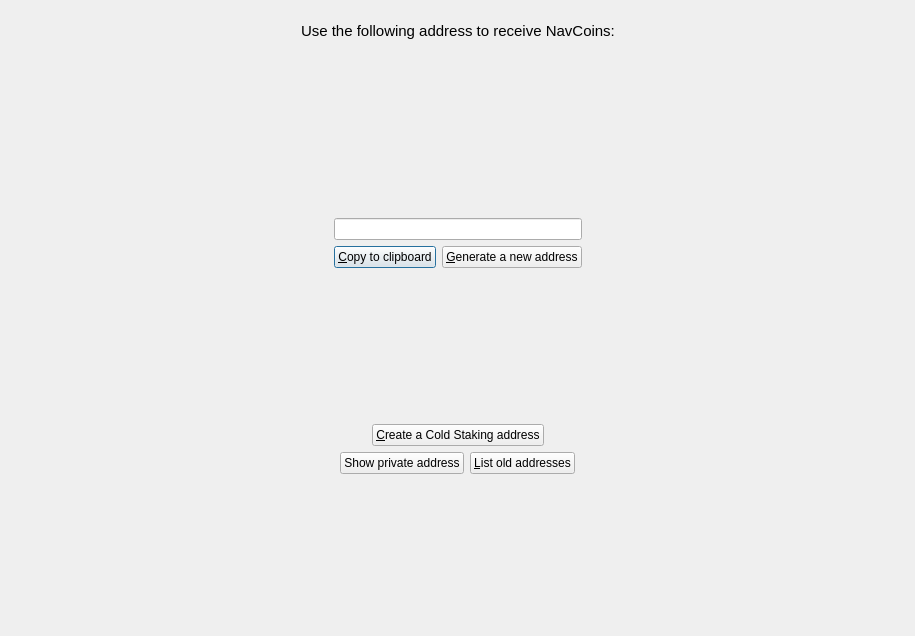
Old version of the form src/qt/forms/getaddresstoreceive.ui in the repository navcoin/navcoin-core.
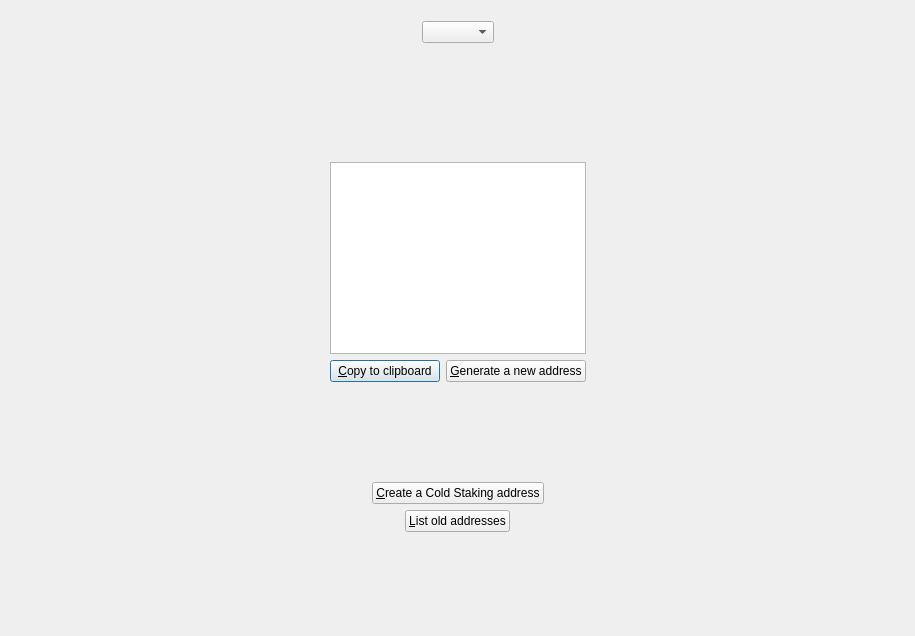
New version of the form. Custom widgets are drawn as their Qt base class.

```diff
--- a/src/qt/forms/getaddresstoreceive.ui
+++ b/src/qt/forms/getaddresstoreceive.ui
@@ -60,16 +60,7 @@
         </spacer>
        </item>
        <item>
-        <widget class="QLabel" name="label">
-         <property name="font">
-          <font>
-           <pointsize>11</pointsize>
-          </font>
-         </property>
-         <property name="text">
-          <string>Use the following address to receive NavCoins:</string>
-         </property>
-        </widget>
+        <widget class="QComboBox" name="typeBox"/>
        </item>
        <item>
         <spacer name="horizontalSpacer_2">
@@ -151,10 +142,7 @@
             </widget>
            </item>
            <item>
-            <widget class="QLineEdit" name="lblAddress">
-             <property name="alignment">
-              <set>Qt::AlignCenter</set>
-             </property>
+            <widget class="QTextEdit" name="textAddress">
              <property name="readOnly">
               <bool>true</bool>
              </property>
@@ -278,13 +266,6 @@
          </property>
         </spacer>
        </item>
-       <item>
-        <widget class="QPushButton" name="privateAddressButton">
-         <property name="text">
-          <string>Show private address</string>
-         </property>
-        </widget>
-       </item>
        <item>
         <widget class="QPushButton" name="requestNewAddressButton">
          <property name="text">
```
Left out of the diff: 6 changed lines with no effect on the pictures.
